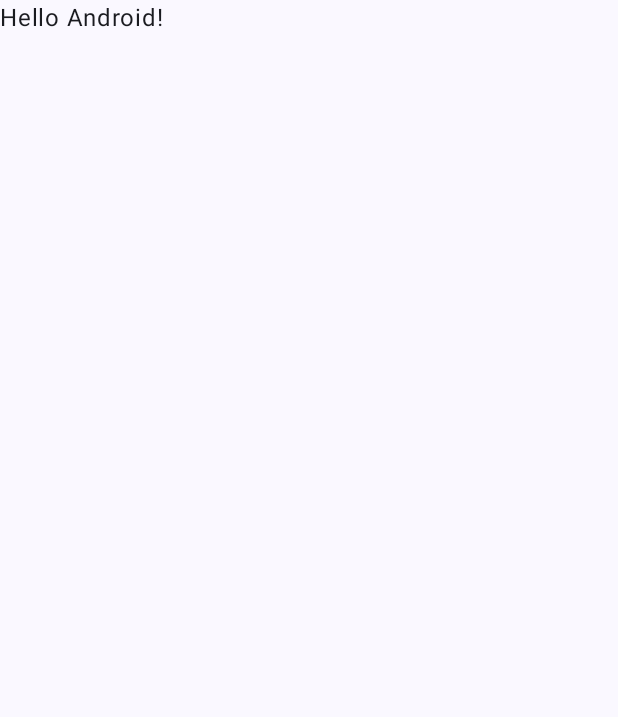
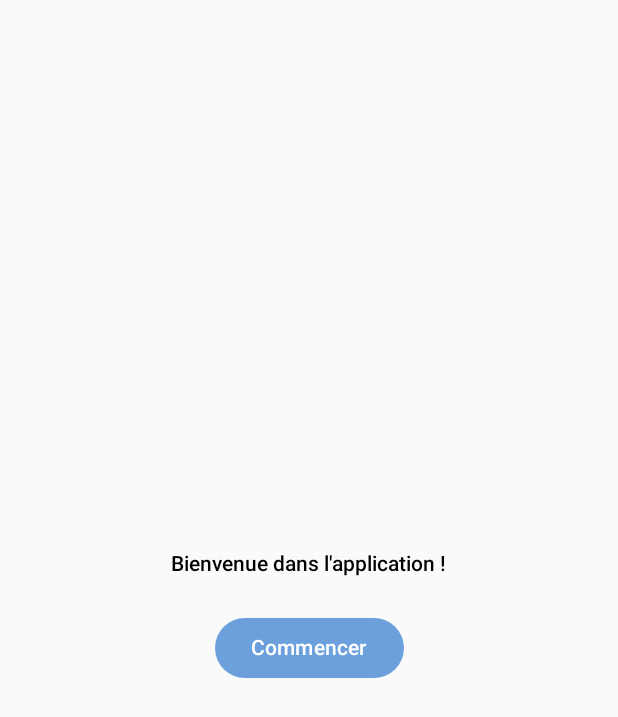
Before and after one commit to Muuushuuu/Objektik, an Android app built with Jetpack Compose: the screen it shows after launch (MainActivity), on a phone screen of 412 x 824 dp. Before the commit the part shown is almost empty. Shown: the top 717 px of the screen. Run offline under Robolectric (Android 15) with nearby library versions, the phone set to English and light mode, and no system bars.

Commit message:
Configuration
Theme, Couleur, Typo

```diff
--- a/app/src/main/AndroidManifest.xml
+++ b/app/src/main/AndroidManifest.xml
@@ -13,7 +13,7 @@
         android:theme="@style/Theme.Objektik"
         tools:targetApi="31">
         <activity
-            android:name=".MainActivity"
+            android:name=".screen.MainActivity"
             android:exported="true"
             android:label="@string/app_name"
             android:theme="@style/Theme.Objektik">
--- a/app/src/main/java/com/example/objektik/MainActivity.kt
+++ /dev/null
@@ -1,47 +0,0 @@
-package com.example.objektik
-
-import android.os.Bundle
-import androidx.activity.ComponentActivity
-import androidx.activity.compose.setContent
-import androidx.activity.enableEdgeToEdge
-import androidx.compose.foundation.layout.fillMaxSize
-import androidx.compose.foundation.layout.padding
-import androidx.compose.material3.Scaffold
-import androidx.compose.material3.Text
-import androidx.compose.runtime.Composable
-import androidx.compose.ui.Modifier
-import androidx.compose.ui.tooling.preview.Preview
-import com.example.objektik.ui.theme.ObjektikTheme
-
-class MainActivity : ComponentActivity() {
-    override fun onCreate(savedInstanceState: Bundle?) {
-        super.onCreate(savedInstanceState)
-        enableEdgeToEdge()
-        setContent {
-            ObjektikTheme {
-                Scaffold(modifier = Modifier.fillMaxSize()) { innerPadding ->
-                    Greeting(
-                        name = "Android",
-                        modifier = Modifier.padding(innerPadding)
-                    )
-                }
-            }
-        }
-    }
-}
-
-@Composable
-fun Greeting(name: String, modifier: Modifier = Modifier) {
-    Text(
-        text = "Hello $name!",
-        modifier = modifier
-    )
-}
-
-@Preview(showBackground = true)
-@Composable
-fun GreetingPreview() {
-    ObjektikTheme {
-        Greeting("Android")
-    }
-}
--- /dev/null
+++ b/app/src/main/java/com/example/objektik/screen/HomeScreen.kt
@@ -0,0 +1,36 @@
+package com.example.objektik.screen
+
+import androidx.compose.foundation.layout.Arrangement
+import androidx.compose.foundation.layout.Column
+import androidx.compose.foundation.layout.Spacer
+import androidx.compose.foundation.layout.fillMaxSize
+import androidx.compose.foundation.layout.height
+import androidx.compose.foundation.layout.padding
+import androidx.compose.material3.Button
+import androidx.compose.material3.Text
+import androidx.compose.runtime.Composable
+import androidx.compose.ui.Modifier
+import androidx.compose.ui.unit.dp
+import androidx.compose.ui.Alignment
+
+// Définir la fonction @Composable pour l'écran d'accueil
+@Composable
+fun HomeScreen(onStartClick: () -> Unit) {
+    Column(
+        modifier = Modifier
+            .fillMaxSize()
+            .padding(16.dp),  // Marges autour du contenu
+        verticalArrangement = Arrangement.Center,  // Centrer verticalement
+        horizontalAlignment = Alignment.CenterHorizontally  // Centrer horizontalement
+    ) {
+        // Texte d'accueil
+        Text(text = "Bienvenue dans l'application !")
+
+        Spacer(modifier = Modifier.height(24.dp))  // Espace entre le texte et le bouton
+
+        // Bouton pour démarrer
+        Button(onClick = onStartClick) {
+            Text(text = "Commencer")
+        }
+    }
+}
--- /dev/null
+++ b/app/src/main/java/com/example/objektik/screen/MainActivity.kt
@@ -0,0 +1,33 @@
+package com.example.objektik.screen
+
+import android.os.Bundle
+import androidx.activity.ComponentActivity
+import androidx.activity.compose.setContent
+import androidx.compose.material3.Text
+import androidx.compose.runtime.Composable
+import androidx.compose.ui.Modifier
+import androidx.compose.ui.tooling.preview.Preview
+import com.example.objektik.ui.theme.ObjektikTheme
+
+class MainActivity : ComponentActivity() {
+    override fun onCreate(savedInstanceState: Bundle?) {
+        super.onCreate(savedInstanceState)
+        setContent {
+            ObjektikTheme {
+                // Appel de la fonction composable HomeScreen
+                HomeScreen(onStartClick = {
+                    // Action à exécuter lorsque le bouton "Commencer" est cliqué
+                })
+            }
+        }
+    }
+}
+
+
+@Preview(showBackground = true)
+@Composable
+fun GreetingPreview() {
+    ObjektikTheme {
+        HomeScreen {  }
+    }
+}
--- a/app/src/main/java/com/example/objektik/ui/theme/Color.kt
+++ b/app/src/main/java/com/example/objektik/ui/theme/Color.kt
@@ -2,10 +2,10 @@ package com.example.objektik.ui.theme
 
 import androidx.compose.ui.graphics.Color
 
-val Purple80 = Color(0xFFD0BCFF)
-val PurpleGrey80 = Color(0xFFCCC2DC)
-val Pink80 = Color(0xFFEFB8C8)
-
-val Purple40 = Color(0xFF6650a4)
-val PurpleGrey40 = Color(0xFF625b71)
-val Pink40 = Color(0xFF7D5260)
+val BluePrimary = Color(0xFF6CA0DC)
+val GreenAccent = Color(0xFF76D7C4)
+val BackgroundLight = Color(0xFFF2F4F7)
+val PrimaryText = Color(0xFF4D4D4D)
+val AccentText = Color(0xFF9A9A9A)
+val SuccessColor = Color(0xFF43DD9D)
+val ErrorColor = Color(0xFFE74F3F)
--- a/app/src/main/java/com/example/objektik/ui/theme/Theme.kt
+++ b/app/src/main/java/com/example/objektik/ui/theme/Theme.kt
@@ -1,52 +1,50 @@
 package com.example.objektik.ui.theme
 
-import android.app.Activity
+
 import android.os.Build
 import androidx.compose.foundation.isSystemInDarkTheme
 import androidx.compose.material3.MaterialTheme
-import androidx.compose.material3.darkColorScheme
 import androidx.compose.material3.dynamicDarkColorScheme
 import androidx.compose.material3.dynamicLightColorScheme
 import androidx.compose.material3.lightColorScheme
 import androidx.compose.runtime.Composable
+import androidx.compose.ui.graphics.Color
 import androidx.compose.ui.platform.LocalContext
 
-private val DarkColorScheme = darkColorScheme(
-    primary = Purple80,
-    secondary = PurpleGrey80,
-    tertiary = Pink80
+//private val DarkColorScheme = darkColorScheme(
+//    primary = Purple80,
+//    secondary = PurpleGrey80,
+//    tertiary = Pink80
+//)
+
+private val LightColorScheme = lightColorScheme(
+    primary = BluePrimary,
+    secondary = GreenAccent,
+    background = BackgroundLight,
+    surface = BackgroundLight,
+    onPrimary = Color.White,  // Texte sur fond bleu
+    onSecondary = Color.White,  // Texte sur fond vert
+    onBackground = PrimaryText,  // Texte sur fond clair
+    onSurface = PrimaryText,  // Texte sur surfaces claires
+    error = ErrorColor,
+    onError = Color.White
 )
 
-private val LightColorScheme = lightColorScheme(
-    primary = Purple40,
-    secondary = PurpleGrey40,
-    tertiary = Pink40
-
-    /* Other default colors to override
-    background = Color(0xFFFFFBFE),
-    surface = Color(0xFFFFFBFE),
-    onPrimary = Color.White,
-    onSecondary = Color.White,
-    onTertiary = Color.White,
-    onBackground = Color(0xFF1C1B1F),
-    onSurface = Color(0xFF1C1B1F),
-    */
-)
-
+// pas de theme sombre
 @Composable
 fun ObjektikTheme(
-    darkTheme: Boolean = isSystemInDarkTheme(),
+//    darkTheme: Boolean = False,
     // Dynamic color is available on Android 12+
     dynamicColor: Boolean = true,
     content: @Composable () -> Unit
 ) {
     val colorScheme = when {
-        dynamicColor && Build.VERSION.SDK_INT >= Build.VERSION_CODES.S -> {
-            val context = LocalContext.current
-            if (darkTheme) dynamicDarkColorScheme(context) else dynamicLightColorScheme(context)
-        }
+//        dynamicColor && Build.VERSION.SDK_INT >= Build.VERSION_CODES.S -> {
+//            val context = LocalContext.current
+//            if (darkTheme) dynamicDarkColorScheme(context) else dynamicLightColorScheme(context)
+//        }
 
-        darkTheme -> DarkColorScheme
+//        darkTheme -> DarkColorScheme
         else -> LightColorScheme
     }
 
--- a/app/src/main/java/com/example/objektik/ui/theme/Type.kt
+++ b/app/src/main/java/com/example/objektik/ui/theme/Type.kt
@@ -6,29 +6,32 @@ import androidx.compose.ui.text.font.FontFamily
 import androidx.compose.ui.text.font.FontWeight
 import androidx.compose.ui.unit.sp
 
-// Set of Material typography styles to start with
+
+// Utilisation de la police Roboto par défaut dans Android
 val Typography = Typography(
-    bodyLarge = TextStyle(
+    displayLarge = TextStyle(  // Header
+        fontFamily = FontFamily.Default,  // Roboto par défaut
+        fontWeight = FontWeight.Bold,
+        fontSize = 38.sp
+    ),
+    displayMedium = TextStyle(  // Title
+        fontFamily = FontFamily.Default,
+        fontWeight = FontWeight.Bold,
+        fontSize = 22.sp
+    ),
+    titleMedium = TextStyle(  // Subtitle
+        fontFamily = FontFamily.Default,
+        fontWeight = FontWeight.SemiBold,
+        fontSize = 16.sp
+    ),
+    bodyLarge = TextStyle(  // Body Bold
+        fontFamily = FontFamily.Default,
+        fontWeight = FontWeight.SemiBold,
+        fontSize = 14.sp
+    ),
+    bodyMedium = TextStyle(  // Body Regular
         fontFamily = FontFamily.Default,
         fontWeight = FontWeight.Normal,
-        fontSize = 16.sp,
-        lineHeight = 24.sp,
-        letterSpacing = 0.5.sp
+        fontSize = 14.sp
     )
-    /* Other default text styles to override
-    titleLarge = TextStyle(
-        fontFamily = FontFamily.Default,
-        fontWeight = FontWeight.Normal,
-        fontSize = 22.sp,
-        lineHeight = 28.sp,
-        letterSpacing = 0.sp
-    ),
-    labelSmall = TextStyle(
-        fontFamily = FontFamily.Default,
-        fontWeight = FontWeight.Medium,
-        fontSize = 11.sp,
-        lineHeight = 16.sp,
-        letterSpacing = 0.5.sp
-    )
-    */
 )
```
